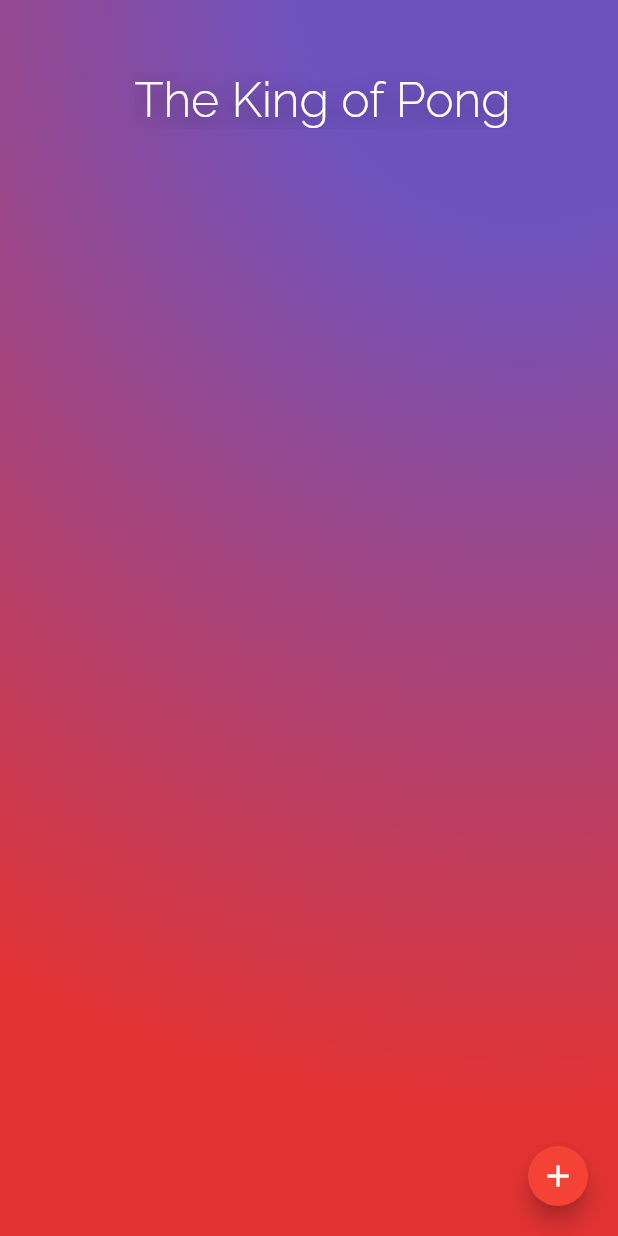
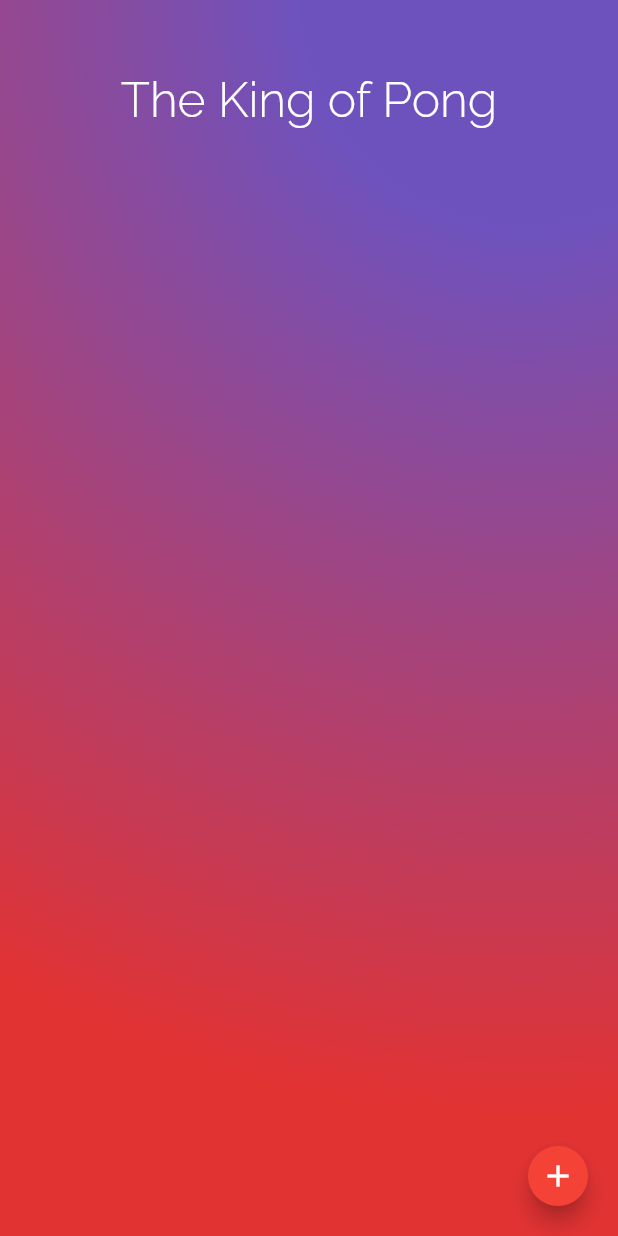
Before and after one commit to pefernandez/ladder, a Flutter app: the screen it shows after launch, on a phone screen of 412 x 824 dp. Run offline on Flutter 3.47's test engine with Material 2 defaults, Android fonts, the phone set to English and light mode, and no system bars; our stand-ins replace cloud_firestore; accounts and stored records are empty.

Commit message:
clean up design

```diff
--- a/ladder_mobile/lib/models/person.model.dart
+++ b/ladder_mobile/lib/models/person.model.dart
@@ -25,8 +25,6 @@ class Person {
     double pB = 1 / (1 + (pow(10, (b - a) / 400)));
     double rA, rB;
 
-    debugPrint("$a ($pA) $b ($pB)");
-
     rA = a + K * (1 - pA);
     rB = b + K * (0 - pB);
 
@@ -49,8 +47,6 @@ class Person {
     int ratingLoser = people.containsKey(match.loser) ? people[match.loser] : 1500;
     List<int> newRatings = calculateMatch(ratingWinner, ratingLoser);
 
-    debugPrint("${match.timestamp} - ${match.winner} ($ratingWinner) vs. ${match.loser} ($ratingLoser) = ${match.winner} ($newRatings)");
-
     people.update(
       match.winner,
       (int c) => newRatings[0],
--- a/ladder_mobile/lib/widgets/title.widget.dart
+++ b/ladder_mobile/lib/widgets/title.widget.dart
@@ -1,4 +1,3 @@
-import 'dart:ui' as ui;
 import 'package:flutter/material.dart';
 
 class TitleWidget extends StatelessWidget {
@@ -15,28 +14,11 @@ class TitleWidget extends StatelessWidget {
   @override
   Widget build(BuildContext ctx) {
     return new Padding(
-      padding: EdgeInsets.fromLTRB(18.0, 48.0, 0.0, 18.0),
-      child: new ClipRect(
-        child: new Stack(
-          children: [
-            new Positioned(
-              width: 300.0,
-              height: 200.0,
-              top: 5.0,
-              left: 0.0,
-              child: new Text(
-                this.title,
-                style: this._kopStyle.copyWith(color: Colors.black.withOpacity(0.5)),
-              ),
-            ),
-            new BackdropFilter(
-              filter: new ui.ImageFilter.blur(sigmaX: 8.0, sigmaY: 8.0),
-              child: new Text(this.title, style: this._kopStyle),
-            ),
-          ],
-        ),
-      )
+      padding: EdgeInsets.only(top: 48.0, bottom: 18.0),
+      child: new Text(
+        this.title,
+        style: this._kopStyle,
+      ),
     );
   }
-
 }
```
